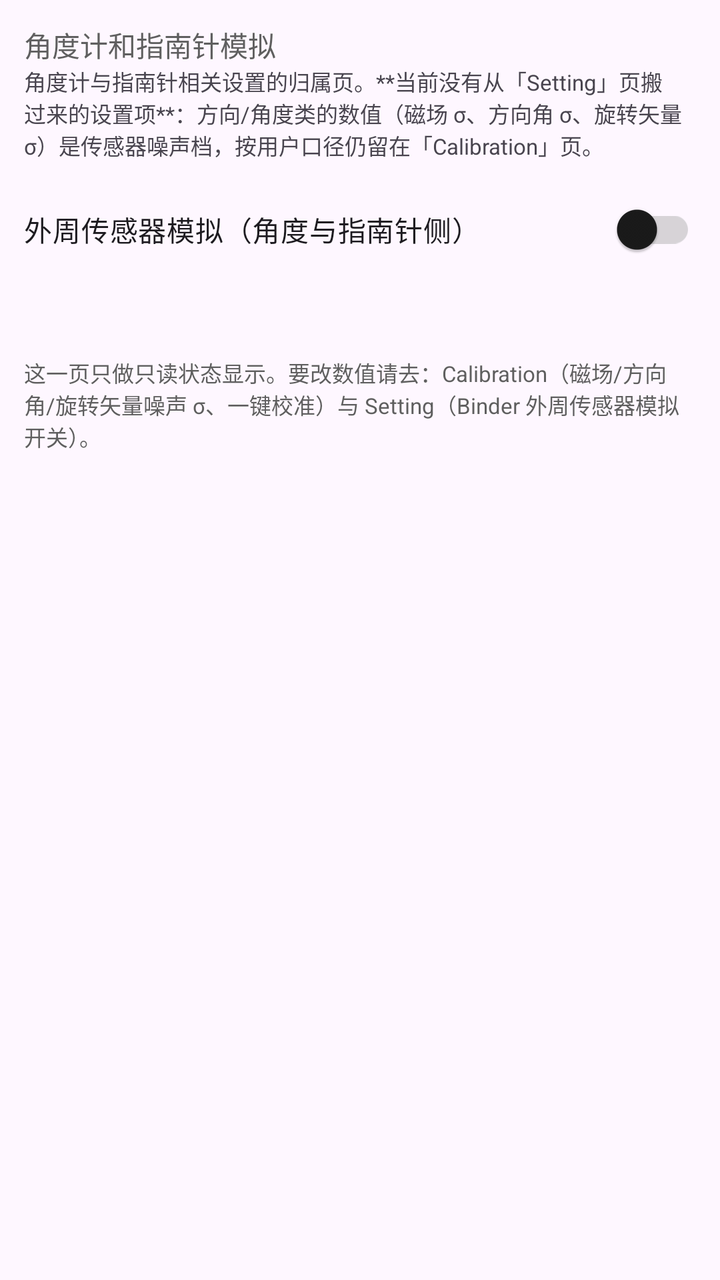
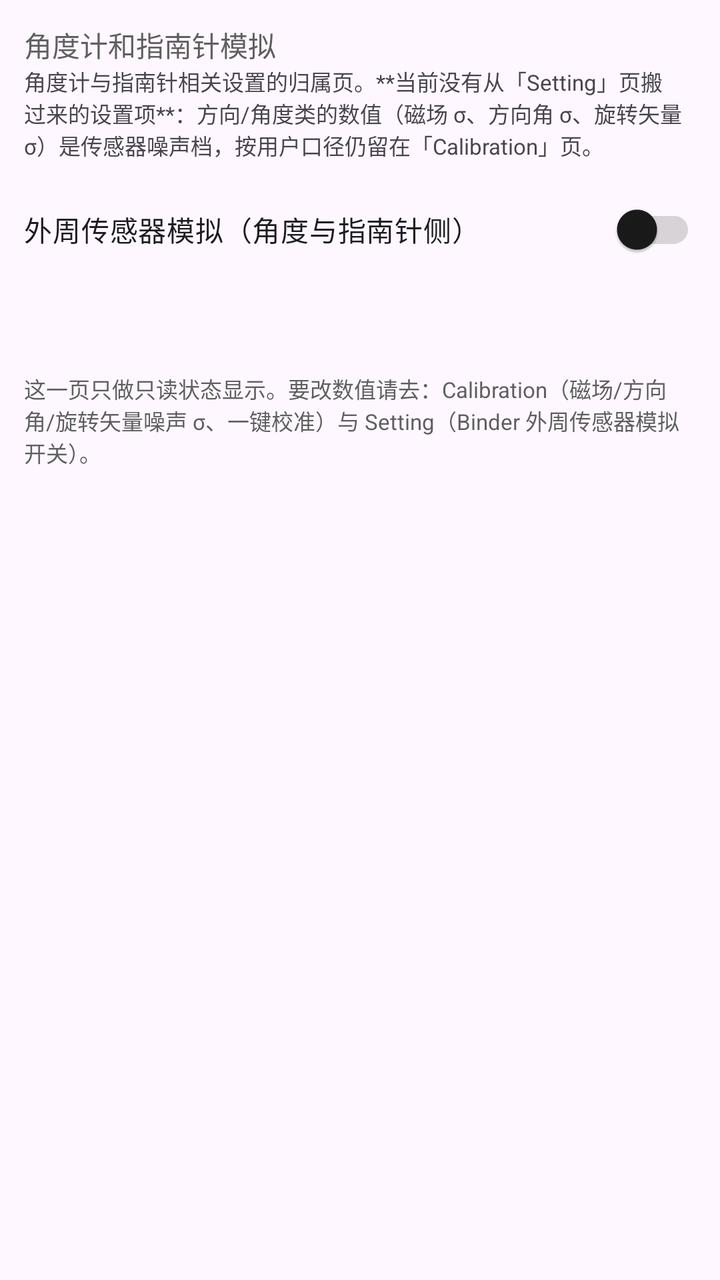

Screens rendered from an Android XML layout before and after an edit, with the pre-edit source and the edit as a unified diff.
<!-- AndroidManifest.xml: application theme AppTheme -->
<!-- res/layout/fragment_angle_compass.xml -->
<?xml version="1.0" encoding="utf-8"?>
<androidx.constraintlayout.widget.ConstraintLayout
    xmlns:android="http://schemas.android.com/apk/res/android"
    xmlns:app="http://schemas.android.com/apk/res-auto"
    android:layout_width="match_parent"
    android:layout_height="match_parent">

    <ScrollView
        android:layout_width="match_parent"
        android:layout_height="0dp"
        app:layout_constraintTop_toTopOf="parent"
        app:layout_constraintBottom_toBottomOf="parent">

        <LinearLayout
            android:layout_width="match_parent"
            android:layout_height="wrap_content"
            android:orientation="vertical"
            android:padding="12dp">

            <com.google.android.material.textview.MaterialTextView
                android:layout_width="wrap_content"
                android:layout_height="wrap_content"
                android:text="角度计和指南针模拟"
                android:textColor="?attr/colorOnSurfaceVariant" />

            <com.google.android.material.textview.MaterialTextView
                android:layout_width="match_parent"
                android:layout_height="wrap_content"
                android:text="@string/angle_page_desc"
                android:textSize="11sp" />

            
            
            <com.google.android.material.switchmaterial.SwitchMaterial
                android:id="@+id/orientation_mock_switch"
                android:layout_width="match_parent"
                android:layout_height="wrap_content"
                android:layout_marginTop="10dp"
                android:text="@string/orientation_mock" />

            <com.google.android.material.textview.MaterialTextView
                android:id="@+id/angle_readout"
                android:layout_width="match_parent"
                android:layout_height="wrap_content"
                android:layout_marginTop="10dp"
                android:textSize="13sp" />

            <com.google.android.material.textview.MaterialTextView
                android:layout_width="match_parent"
                android:layout_height="wrap_content"
                android:layout_marginTop="12dp"
                android:text="@string/angle_footer"
                android:textSize="11sp"
                android:textColor="?attr/colorOnSurfaceVariant" />

        </LinearLayout>
    </ScrollView>
</androidx.constraintlayout.widget.ConstraintLayout>
<!-- resources referenced by this layout -->
<resources>
  <string name="angle_footer">这一页只做只读状态显示。要改数值请去：Calibration（磁场/方向角/旋转矢量噪声 σ、一键校准）与 Setting（Binder 外周传感器模拟开关）。</string>
  <string name="angle_page_desc">角度计与指南针相关设置的归属页。**当前没有从「Setting」页搬过来的设置项**：方向/角度类的数值（磁场 σ、方向角 σ、旋转矢量 σ）是传感器噪声档，按用户口径仍留在「Calibration」页。</string>
  <string name="orientation_mock">外周传感器模拟（角度与指南针侧）</string>
  <style name="AppTheme" parent="Theme.Material3.Light.NoActionBar">
          
          <item name="colorPrimary">#5F5F5F</item>
          <item name="colorOnPrimary">#FFFFFF</item>
          <item name="colorPrimaryContainer">#E0E0E0</item>
          <item name="colorOnPrimaryContainer">#1E1E1E</item>
          <item name="colorSecondary">#494949</item>
          <item name="colorOnSecondary">#FFFFFF</item>
          <item name="colorSecondaryContainer">#E7E7E7</item>
          <item name="colorOnSecondaryContainer">#2A2A2A</item>
          <item name="colorSurface">#FFFFFF</item>
          <item name="colorOnSurface">#1A1A1A</item>
          <item name="colorSurfaceVariant">#F0F0F0</item>
          <item name="colorOnSurfaceVariant">#5F5F5F</item>
          <item name="colorOutline">#747474</item>
  
          
          <item name="portalFabIconTint">#1A1A1A</item>
  
          
          <item name="android:statusBarColor">@android:color/transparent</item>
          <item name="android:windowDrawsSystemBarBackgrounds">true</item>
          <item name="android:windowTranslucentStatus">true</item>
          <item name="windowActionModeOverlay">true</item>
          <item name="windowActionBar">false</item>
          <item name="windowNoTitle">true</item>
  
          
          <item name="searchViewStyle">@style/Portal.SearchViewStyle</item>
          <item name="sliderStyle">@style/Portal.SliderTheme</item>
          <item name="android:popupMenuStyle">@style/PortalPopupMenuStyle</item>
          
          <item name="switchStyle">@style/Portal.SwitchStyle</item>
      </style>
  <style name="Portal.SearchViewStyle" parent="Widget.AppCompat.SearchView" />
  <style name="Portal.SliderTheme" parent="Widget.Material3.Slider" />
  <style name="PortalPopupMenuStyle" parent="Widget.Material3.PopupMenu">
          <item name="android:popupAnimationStyle">@style/PortalPopupAnimation</item>
      </style>
  <style name="Portal.SwitchStyle" parent="Widget.Material3.CompoundButton.Switch">
          <item name="useMaterialThemeColors">true</item>
          <item name="trackTint">@color/switch_track_tint</item>
      </style>
  <style name="PortalPopupAnimation">
          <item name="android:windowEnterAnimation">@anim/popup_in_top_end</item>
          <item name="android:windowExitAnimation">@anim/popup_out_top_end</item>
      </style>
</resources>

<!-- the commit's change to res/layout/fragment_angle_compass.xml (unified diff, before → after) -->
@@ -38,6 +38,14 @@
                 android:layout_marginTop="10dp"
                 android:text="@string/orientation_mock" />
 
+            
+            <LinearLayout
+                android:id="@+id/angle_rows"
+                android:layout_width="match_parent"
+                android:layout_height="wrap_content"
+                android:layout_marginTop="8dp"
+                android:orientation="vertical" />
+
             <com.google.android.material.textview.MaterialTextView
                 android:id="@+id/angle_readout"
                 android:layout_width="match_parent"
